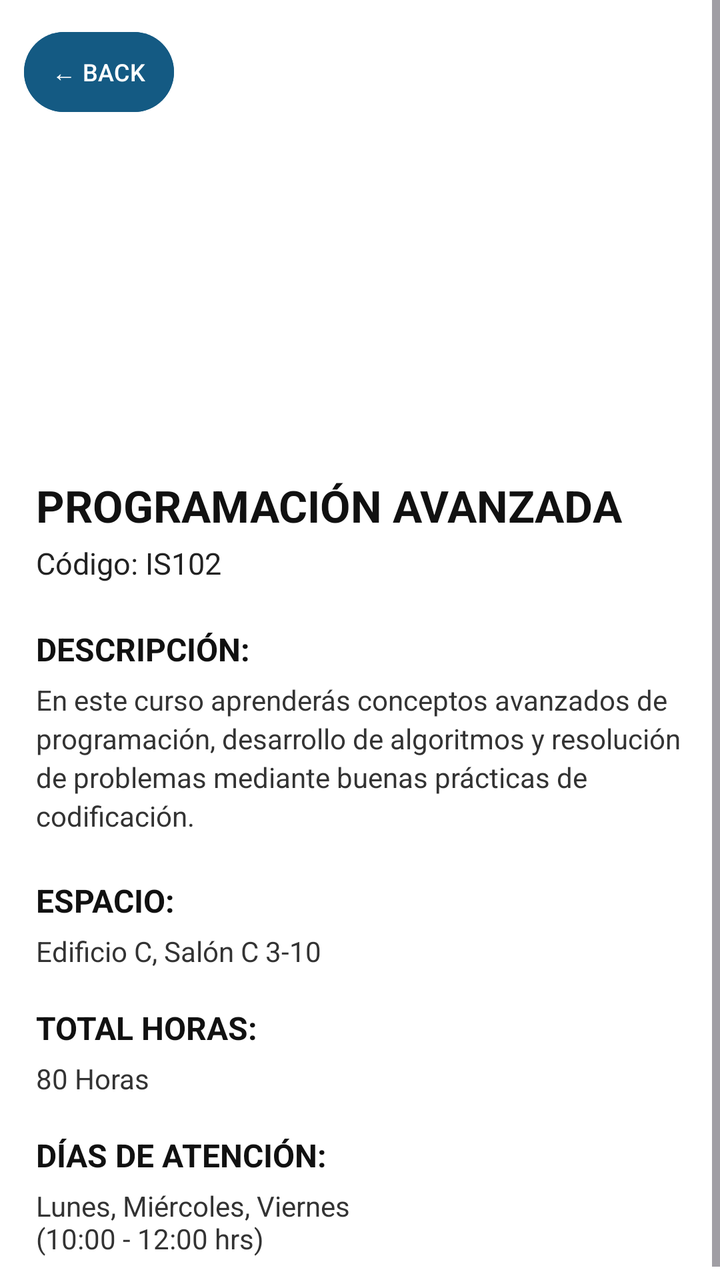
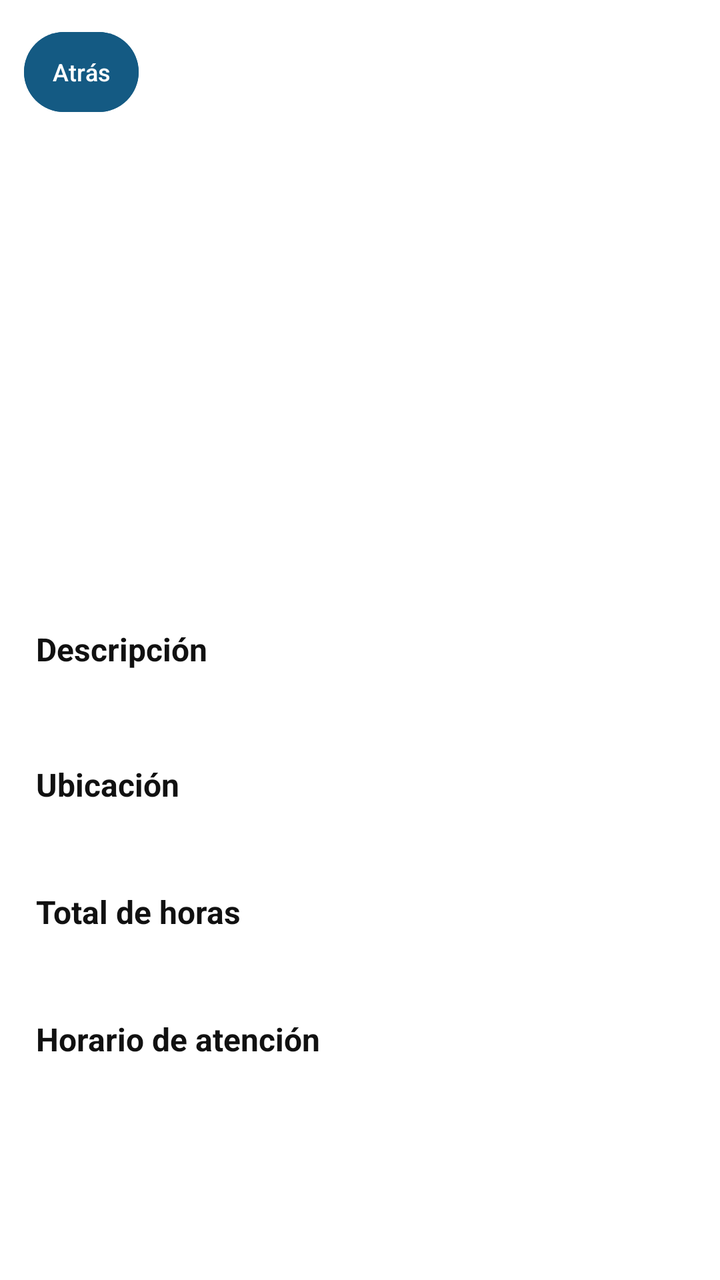

Compare the two renders of this Android layout. The source of the first and the diff that turns it into the second are given below.
<!-- AndroidManifest.xml: application theme Theme.App_practica_mes -->
<!-- res/layout/activity_detalle_curso.xml -->
<?xml version="1.0" encoding="utf-8"?>
<ScrollView xmlns:android="http://schemas.android.com/apk/res/android"
    android:layout_width="match_parent"
    android:layout_height="match_parent"
    android:background="#FFFFFF"
    android:fillViewport="true">

    <LinearLayout
        android:layout_width="match_parent"
        android:layout_height="wrap_content"
        android:orientation="vertical">

        
        <FrameLayout
            android:layout_width="match_parent"
            android:layout_height="220dp">

            <ImageView
                android:id="@+id/imgCurso"
                android:layout_width="match_parent"
                android:layout_height="match_parent"
                android:scaleType="centerCrop"
                android:contentDescription="@string/imagen_curso_desc" />

            
            <Button
                android:id="@+id/btnBack"
                android:layout_width="wrap_content"
                android:layout_height="48dp"
                android:layout_gravity="top|start"
                android:layout_margin="12dp"
                android:text="@string/btn_back"
                android:textColor="#FFFFFF"
                android:textSize="12sp"
                android:backgroundTint="#145A83"
                android:minWidth="0dp"
                android:minHeight="0dp"
                android:paddingHorizontal="14dp" />

        </FrameLayout>

        
        <LinearLayout
            android:layout_width="match_parent"
            android:layout_height="wrap_content"
            android:orientation="vertical"
            android:padding="18dp">

            
            <TextView
                android:id="@+id/txtNombreCurso"
                android:layout_width="match_parent"
                android:layout_height="wrap_content"
                android:text="@string/nombre_curso"
                android:textColor="#111111"
                android:textStyle="bold"
                android:textSize="22sp" />

            
            <TextView
                android:id="@+id/txtCodigo"
                android:layout_width="match_parent"
                android:layout_height="wrap_content"
                android:layout_marginTop="4dp"
                android:text="@string/codigo_curso"
                android:textColor="#222222"
                android:textSize="15sp" />

            
            <TextView
                android:layout_width="match_parent"
                android:layout_height="wrap_content"
                android:layout_marginTop="22dp"
                android:text="@string/titulo_descripcion"
                android:textColor="#111111"
                android:textStyle="bold"
                android:textSize="16sp" />

            
            <TextView
                android:id="@+id/txtDescripcion"
                android:layout_width="match_parent"
                android:layout_height="wrap_content"
                android:layout_marginTop="5dp"
                android:text="@string/descripcion_curso"
                android:textColor="#333333"
                android:textSize="14sp"
                android:lineSpacingExtra="3dp" />

            
            <TextView
                android:layout_width="match_parent"
                android:layout_height="wrap_content"
                android:layout_marginTop="22dp"
                android:text="@string/titulo_espacio"
                android:textColor="#111111"
                android:textStyle="bold"
                android:textSize="16sp" />

            
            <TextView
                android:id="@+id/txtEspacio"
                android:layout_width="match_parent"
                android:layout_height="wrap_content"
                android:layout_marginTop="5dp"
                android:text="@string/espacio_curso"
                android:textColor="#333333"
                android:textSize="14sp" />

            
            <TextView
                android:layout_width="match_parent"
                android:layout_height="wrap_content"
                android:layout_marginTop="18dp"
                android:text="@string/titulo_horas"
                android:textColor="#111111"
                android:textStyle="bold"
                android:textSize="16sp" />

            
            <TextView
                android:id="@+id/txtHoras"
                android:layout_width="match_parent"
                android:layout_height="wrap_content"
                android:layout_marginTop="5dp"
                android:text="@string/horas_curso"
                android:textColor="#333333"
                android:textSize="14sp" />

            
            <TextView
                android:layout_width="match_parent"
                android:layout_height="wrap_content"
                android:layout_marginTop="18dp"
                android:text="@string/titulo_dias"
                android:textColor="#111111"
                android:textStyle="bold"
                android:textSize="16sp" />

            
            <TextView
                android:id="@+id/txtDias"
                android:layout_width="match_parent"
                android:layout_height="wrap_content"
                android:layout_marginTop="5dp"
                android:text="@string/dias_curso"
                android:textColor="#333333"
                android:textSize="14sp" />

        </LinearLayout>

    </LinearLayout>

</ScrollView>
<!-- resources referenced by this layout -->
<resources>
  <string name="btn_back">← BACK</string>
  <string name="codigo_curso">Código: IS102</string>
  <string name="descripcion_curso">En este curso aprenderás conceptos avanzados de programación, desarrollo de algoritmos y resolución de problemas mediante buenas prácticas de codificación.</string>
  <string name="dias_curso">Lunes, Miércoles, Viernes\n(10:00 - 12:00 hrs)</string>
  <string name="espacio_curso">Edificio C, Salón C 3-10 </string>
  <string name="horas_curso">80 Horas</string>
  <string name="imagen_curso_desc">Estudiantes trabajando en programación</string>
  <string name="nombre_curso">PROGRAMACIÓN AVANZADA</string>
  <string name="titulo_descripcion">DESCRIPCIÓN:</string>
  <string name="titulo_dias">DÍAS DE ATENCIÓN:</string>
  <string name="titulo_espacio">ESPACIO:</string>
  <string name="titulo_horas">TOTAL HORAS:</string>
  <style name="Theme.App_practica_mes" parent="Base.Theme.App_practica_mes" />
  <style name="Base.Theme.App_practica_mes" parent="Theme.Material3.DayNight.NoActionBar">
          
          
      </style>
</resources>

<!-- the commit's change to res/layout/activity_detalle_curso.xml (unified diff, before → after) -->
@@ -20,7 +20,7 @@
                 android:layout_width="match_parent"
                 android:layout_height="match_parent"
                 android:scaleType="centerCrop"
-                android:contentDescription="@string/imagen_curso_desc" />
+                android:contentDescription="Imagen del curso" />
 
             
             <Button
@@ -29,7 +29,7 @@
                 android:layout_height="48dp"
                 android:layout_gravity="top|start"
                 android:layout_margin="12dp"
-                android:text="@string/btn_back"
+                android:text="Atrás"
                 android:textColor="#FFFFFF"
                 android:textSize="12sp"
                 android:backgroundTint="#145A83"
@@ -46,104 +46,88 @@
             android:orientation="vertical"
             android:padding="18dp">
 
-            
             <TextView
                 android:id="@+id/txtNombreCurso"
                 android:layout_width="match_parent"
                 android:layout_height="wrap_content"
-                android:text="@string/nombre_curso"
                 android:textColor="#111111"
                 android:textStyle="bold"
                 android:textSize="22sp" />
 
-            
             <TextView
                 android:id="@+id/txtCodigo"
                 android:layout_width="match_parent"
                 android:layout_height="wrap_content"
                 android:layout_marginTop="4dp"
-                android:text="@string/codigo_curso"
                 android:textColor="#222222"
                 android:textSize="15sp" />
 
-            
             <TextView
                 android:layout_width="match_parent"
                 android:layout_height="wrap_content"
                 android:layout_marginTop="22dp"
-                android:text="@string/titulo_descripcion"
+                android:text="Descripción"
                 android:textColor="#111111"
                 android:textStyle="bold"
                 android:textSize="16sp" />
 
-            
             <TextView
                 android:id="@+id/txtDescripcion"
                 android:layout_width="match_parent"
                 android:layout_height="wrap_content"
                 android:layout_marginTop="5dp"
-                android:text="@string/descripcion_curso"
                 android:textColor="#333333"
                 android:textSize="14sp"
                 android:lineSpacingExtra="3dp" />
 
-            
             <TextView
                 android:layout_width="match_parent"
                 android:layout_height="wrap_content"
                 android:layout_marginTop="22dp"
-                android:text="@string/titulo_espacio"
+                android:text="Ubicación"
                 android:textColor="#111111"
                 android:textStyle="bold"
                 android:textSize="16sp" />
 
-            
             <TextView
                 android:id="@+id/txtEspacio"
                 android:layout_width="match_parent"
                 android:layout_height="wrap_content"
                 android:layout_marginTop="5dp"
-                android:text="@string/espacio_curso"
                 android:textColor="#333333"
                 android:textSize="14sp" />
 
-            
             <TextView
                 android:layout_width="match_parent"
                 android:layout_height="wrap_content"
                 android:layout_marginTop="18dp"
-                android:text="@string/titulo_horas"
+                android:text="Total de horas"
                 android:textColor="#111111"
                 android:textStyle="bold"
                 android:textSize="16sp" />
 
-            
             <TextView
                 android:id="@+id/txtHoras"
                 android:layout_width="match_parent"
                 android:layout_height="wrap_content"
                 android:layout_marginTop="5dp"
-                android:text="@string/horas_curso"
                 android:textColor="#333333"
                 android:textSize="14sp" />
 
-            
             <TextView
                 android:layout_width="match_parent"
                 android:layout_height="wrap_content"
                 android:layout_marginTop="18dp"
-                android:text="@string/titulo_dias"
+                android:text="Horario de atención"
                 android:textColor="#111111"
                 android:textStyle="bold"
                 android:textSize="16sp" />
 
-            
             <TextView
                 android:id="@+id/txtDias"
                 android:layout_width="match_parent"
                 android:layout_height="wrap_content"
                 android:layout_marginTop="5dp"
-                android:text="@string/dias_curso"
                 android:textColor="#333333"
                 android:textSize="14sp" />
 
<!-- resource entries referenced after the edit -->
@@ -1,17 +1,5 @@
 <!-- resources referenced by this layout -->
 <resources>
-  <string name="btn_back">← BACK</string>
-  <string name="codigo_curso">Código: IS102</string>
-  <string name="descripcion_curso">En este curso aprenderás conceptos avanzados de programación, desarrollo de algoritmos y resolución de problemas mediante buenas prácticas de codificación.</string>
-  <string name="dias_curso">Lunes, Miércoles, Viernes\n(10:00 - 12:00 hrs)</string>
-  <string name="espacio_curso">Edificio C, Salón C 3-10 </string>
-  <string name="horas_curso">80 Horas</string>
-  <string name="imagen_curso_desc">Estudiantes trabajando en programación</string>
-  <string name="nombre_curso">PROGRAMACIÓN AVANZADA</string>
-  <string name="titulo_descripcion">DESCRIPCIÓN:</string>
-  <string name="titulo_dias">DÍAS DE ATENCIÓN:</string>
-  <string name="titulo_espacio">ESPACIO:</string>
-  <string name="titulo_horas">TOTAL HORAS:</string>
   <style name="Theme.App_practica_mes" parent="Base.Theme.App_practica_mes" />
   <style name="Base.Theme.App_practica_mes" parent="Theme.Material3.DayNight.NoActionBar">
           
